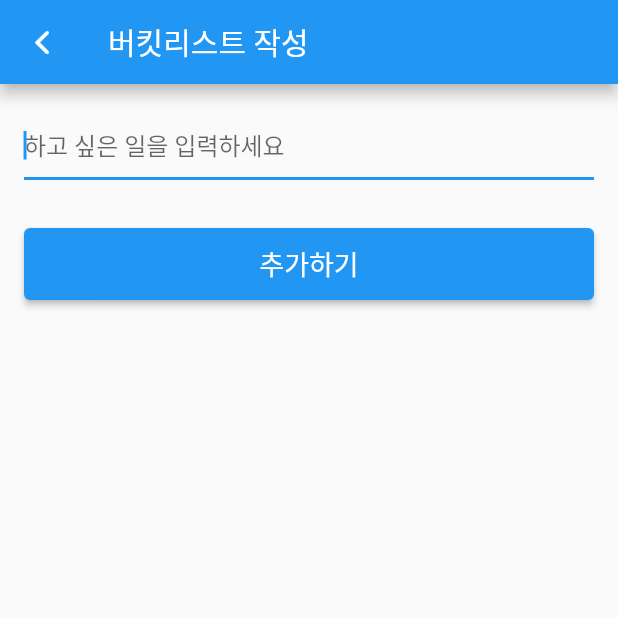
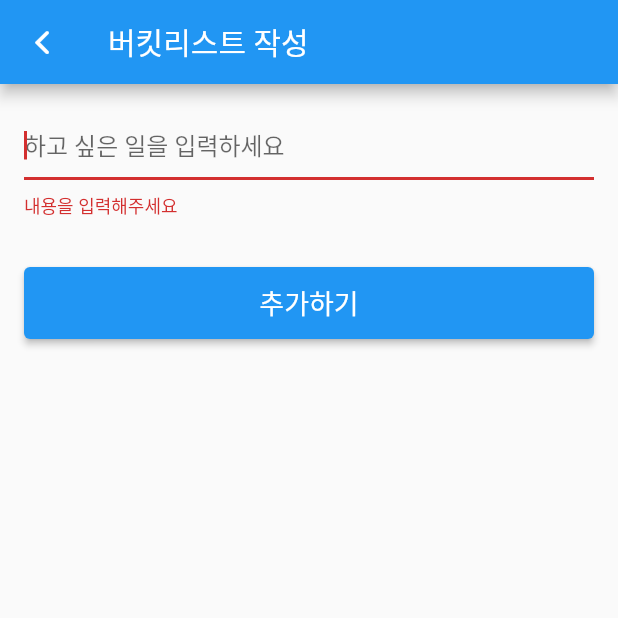
Before and after one commit to ParkJS09/flutter_bucket_list, a Flutter app: the CreatePage screen opened directly, after a tap on "추가하기", on a phone screen of 412 x 824 dp, the top half of it. Run offline on Flutter 3.47's test engine with Material 2 defaults, Android fonts, the phone set to English and light mode, and no system bars.

```diff
--- a/lib/main.dart
+++ b/lib/main.dart
@@ -25,7 +25,7 @@ class HomePage extends StatefulWidget {
 }
 
 class _HomePageState extends State<HomePage> {
-  List<String> _bucketList = ['여행가기'];
+  List<String> _bucketList = [];
 
   @override
   Widget build(BuildContext context) {
@@ -34,7 +34,11 @@ class _HomePageState extends State<HomePage> {
         title: const Text("버킷 리스트"),
       ),
       body: _bucketList.isEmpty
-          ? Center(child: Text("버킷 리스트를 작성해 주세요."))
+          ? const Center(
+              child: Text(
+                "버킷 리스트를 작성해 주세요.",
+              ),
+            )
           : ListView.builder(
               itemCount: _bucketList.length,
               itemBuilder: (context, index) {
@@ -42,12 +46,12 @@ class _HomePageState extends State<HomePage> {
                 return ListTile(
                   title: Text(
                     item,
-                    style: TextStyle(
+                    style: const TextStyle(
                       fontSize: 24,
                     ),
                   ),
                   trailing: IconButton(
-                    icon: Icon(Icons.delete),
+                    icon: const Icon(Icons.delete),
                     onPressed: () {},
                   ),
                   onTap: () {},
@@ -56,12 +60,16 @@ class _HomePageState extends State<HomePage> {
             ),
       floatingActionButton: FloatingActionButton(
         child: const Icon(Icons.add),
-        onPressed: () {
-          // + 버튼 클릭시 버킷 생성 페이지로 이동
-          Navigator.push(
+        onPressed: () async {
+          String? item = await Navigator.push(
             context,
             MaterialPageRoute(builder: (_) => CreatePage()),
           );
+          if (item != null) {
+            setState(() {
+              _bucketList.add(item);
+            });
+          }
         },
       ),
     );
@@ -69,8 +77,16 @@ class _HomePageState extends State<HomePage> {
 }
 
 /// 버킷 생성 페이지
-class CreatePage extends StatelessWidget {
+class CreatePage extends StatefulWidget {
   const CreatePage({Key? key}) : super(key: key);
+
+  @override
+  State<CreatePage> createState() => _CreatePageState();
+}
+
+class _CreatePageState extends State<CreatePage> {
+  TextEditingController _textController = TextEditingController();
+  String? errorMSg;
 
   @override
   Widget build(BuildContext context) {
@@ -93,8 +109,8 @@ class CreatePage extends StatelessWidget {
             TextField(
               autofocus: true,
               decoration: InputDecoration(
-                hintText: "하고 싶은 일을 입력하세요",
-              ),
+                  hintText: "하고 싶은 일을 입력하세요", errorText: errorMSg),
+              controller: _textController,
             ),
             SizedBox(height: 32),
             // 추가하기 버튼
@@ -110,6 +126,18 @@ class CreatePage extends StatelessWidget {
                 ),
                 onPressed: () {
                   // 추가하기 버튼 클릭시
+                  String item = _textController.text;
+                  if (item.isEmpty) {
+                    setState(() {
+                      errorMSg = '내용을 입력해주세요';
+                    });
+                  } else {
+                    setState(() {
+                      errorMSg = null;
+                      Navigator.pop(context, item);
+                    });
+                  }
+                  print(item);
                 },
               ),
             ),
```
